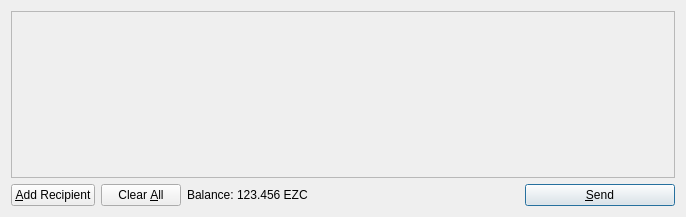
Old version of the form src/qt/forms/sendcoinsdialog.ui in the repository ezcoin/ezcoin.
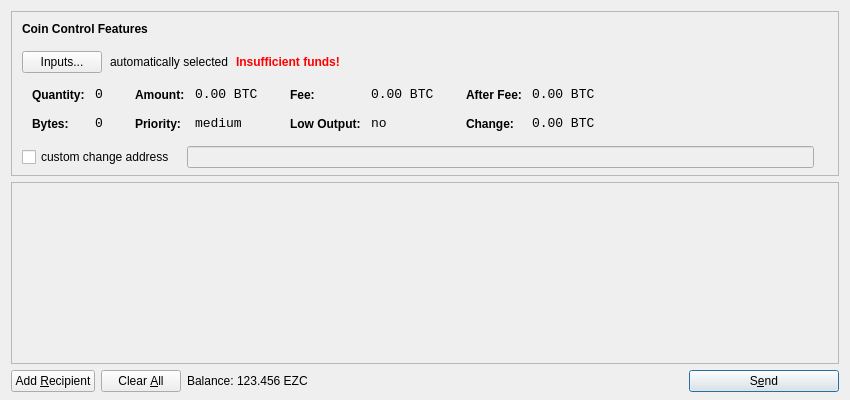
New version of the form. Icons and pictures are not drawn.

```diff
--- a/src/qt/forms/sendcoinsdialog.ui
+++ b/src/qt/forms/sendcoinsdialog.ui
@@ -6,14 +6,615 @@
    <rect>
     <x>0</x>
     <y>0</y>
-    <width>686</width>
-    <height>217</height>
+    <width>850</width>
+    <height>400</height>
    </rect>
   </property>
   <property name="windowTitle">
    <string>Send Coins</string>
   </property>
-  <layout class="QVBoxLayout" name="verticalLayout">
+  <layout class="QVBoxLayout" name="verticalLayout" stretch="0,1,0">
+   <property name="bottomMargin">
+    <number>8</number>
+   </property>
+   <item>
+    <widget class="QFrame" name="frameCoinControl">
+     <property name="sizePolicy">
+      <sizepolicy hsizetype="Expanding" vsizetype="Expanding">
+       <horstretch>0</horstretch>
+       <verstretch>0</verstretch>
+      </sizepolicy>
+     </property>
+     <property name="maximumSize">
+      <size>
+       <width>16777215</width>
+       <height>16777215</height>
+      </size>
+     </property>
+     <property name="frameShape">
+      <enum>QFrame::StyledPanel</enum>
+     </property>
+     <property name="frameShadow">
+      <enum>QFrame::Sunken</enum>
+     </property>
+     <layout class="QVBoxLayout" name="verticalLayoutCoinControl2">
+      <property name="spacing">
+       <number>-1</number>
+      </property>
+      <property name="leftMargin">
+       <number>0</number>
+      </property>
+      <property name="topMargin">
+       <number>0</number>
+      </property>
+      <property name="rightMargin">
+       <number>0</number>
+      </property>
+      <property name="bottomMargin">
+       <number>6</number>
+      </property>
+      <item>
+       <layout class="QVBoxLayout" name="verticalLayoutCoinControl" stretch="0,0,0,0,1">
+        <property name="spacing">
+         <number>0</number>
+        </property>
+        <property name="leftMargin">
+         <number>10</number>
+        </property>
+        <property name="topMargin">
+         <number>10</number>
+        </property>
+        <item>
+         <layout class="QHBoxLayout" name="horizontalLayoutCoinControl1">
+          <property name="bottomMargin">
+           <number>15</number>
+          </property>
+          <item>
+           <widget class="QLabel" name="labelCoinControlFeatures">
+            <property name="sizePolicy">
+             <sizepolicy hsizetype="Preferred" vsizetype="Maximum">
+              <horstretch>0</horstretch>
+              <verstretch>0</verstretch>
+             </sizepolicy>
+            </property>
+            <property name="font">
+             <font>
+              <weight>75</weight>
+              <bold>true</bold>
+             </font>
+            </property>
+            <property name="styleSheet">
+             <string notr="true">font-weight:bold;</string>
+            </property>
+            <property name="text">
+             <string>Coin Control Features</string>
+            </property>
+           </widget>
+          </item>
+         </layout>
+        </item>
+        <item>
+         <layout class="QHBoxLayout" name="horizontalLayoutCoinControl2" stretch="0,0,0,0">
+          <property name="spacing">
+           <number>8</number>
+          </property>
+          <property name="bottomMargin">
+           <number>10</number>
+          </property>
+          <item>
+           <widget class="QPushButton" name="pushButtonCoinControl">
+            <property name="styleSheet">
+             <string notr="true"/>
+            </property>
+            <property name="text">
+             <string>Inputs...</string>
+            </property>
+           </widget>
+          </item>
+          <item>
+           <widget class="QLabel" name="labelCoinControlAutomaticallySelected">
+            <property name="text">
+             <string>automatically selected</string>
+            </property>
+            <property name="margin">
+             <number>5</number>
+            </property>
+           </widget>
+          </item>
+          <item>
+           <widget class="QLabel" name="labelCoinControlInsuffFunds">
+            <property name="font">
+             <font>
+              <weight>75</weight>
+              <bold>true</bold>
+             </font>
+            </property>
+            <property name="styleSheet">
+             <string notr="true">color:red;font-weight:bold;</string>
+            </property>
+            <property name="text">
+             <string>Insufficient funds!</string>
+            </property>
+            <property name="margin">
+             <number>5</number>
+            </property>
+           </widget>
+          </item>
+          <item>
+           <spacer name="horizontalSpacerCoinControl">
+            <property name="orientation">
+             <enum>Qt::Horizontal</enum>
+            </property>
+            <property name="sizeHint" stdset="0">
+             <size>
+              <width>40</width>
+              <height>1</height>
+             </size>
+            </property>
+           </spacer>
+          </item>
+         </layout>
+        </item>
+        <item>
+         <widget class="QWidget" name="widgetCoinControl" native="true">
+          <property name="sizePolicy">
+           <sizepolicy hsizetype="Preferred" vsizetype="Preferred">
+            <horstretch>0</horstretch>
+            <verstretch>0</verstretch>
+           </sizepolicy>
+          </property>
+          <property name="minimumSize">
+           <size>
+            <width>0</width>
+            <height>0</height>
+           </size>
+          </property>
+          <property name="styleSheet">
+           <string notr="true"/>
+          </property>
+          <layout class="QHBoxLayout" name="horizontalLayoutCoinControl5">
+           <property name="margin">
+            <number>0</number>
+           </property>
+           <item>
+            <layout class="QHBoxLayout" name="horizontalLayoutCoinControl3" stretch="0,0,0,1">
+             <property name="spacing">
+              <number>20</number>
+             </property>
+             <property name="topMargin">
+              <number>0</number>
+             </property>
+             <property name="bottomMargin">
+              <number>10</number>
+             </property>
+             <item>
+              <layout class="QFormLayout" name="formLayoutCoinControl1">
+               <property name="horizontalSpacing">
+                <number>10</number>
+               </property>
+               <property name="verticalSpacing">
+                <number>14</number>
+               </property>
+               <property name="leftMargin">
+                <number>10</number>
+               </property>
+               <property name="topMargin">
+                <number>4</number>
+               </property>
+               <property name="rightMargin">
+                <number>6</number>
+               </property>
+               <item row="0" column="0">
+                <widget class="QLabel" name="labelCoinControlQuantityText">
+                 <property name="styleSheet">
+                  <string notr="true">font-weight:bold;</string>
+                 </property>
+                 <property name="text">
+                  <string>Quantity:</string>
+                 </property>
+                 <property name="margin">
+                  <number>0</number>
+                 </property>
+                </widget>
+               </item>
+               <item row="0" column="1">
+                <widget class="QLabel" name="labelCoinControlQuantity">
+                 <property name="font">
+                  <font>
+                   <family>Monospace</family>
+                   <pointsize>10</pointsize>
+                  </font>
+                 </property>
+                 <property name="cursor">
+                  <cursorShape>IBeamCursor</cursorShape>
+                 </property>
+                 <property name="contextMenuPolicy">
+                  <enum>Qt::ActionsContextMenu</enum>
+                 </property>
+                 <property name="text">
+                  <string notr="true">0</string>
+                 </property>
+                 <property name="margin">
+                  <number>0</number>
+                 </property>
+                 <property name="textInteractionFlags">
+                  <set>Qt::LinksAccessibleByMouse|Qt::TextSelectableByKeyboard|Qt::TextSelectableByMouse</set>
+                 </property>
+                </widget>
+               </item>
+               <item row="1" column="0">
+                <widget class="QLabel" name="labelCoinControlBytesText">
+                 <property name="styleSheet">
+                  <string notr="true">font-weight:bold;</string>
+                 </property>
+                 <property name="text">
+                  <string>Bytes:</string>
+                 </property>
+                </widget>
+               </item>
+               <item row="1" column="1">
+                <widget class="QLabel" name="labelCoinControlBytes">
+                 <property name="font">
+                  <font>
+                   <family>Monospace</family>
+                   <pointsize>10</pointsize>
+                  </font>
+                 </property>
+                 <property name="cursor">
+                  <cursorShape>IBeamCursor</cursorShape>
+                 </property>
+                 <property name="contextMenuPolicy">
+                  <enum>Qt::ActionsContextMenu</enum>
+                 </property>
+                 <property name="text">
+                  <string notr="true">0</string>
+                 </property>
+                 <property name="textInteractionFlags">
+                  <set>Qt::LinksAccessibleByMouse|Qt::TextSelectableByKeyboard|Qt::TextSelectableByMouse</set>
+                 </property>
+                </widget>
+               </item>
+              </layout>
+             </item>
+             <item>
+              <layout class="QFormLayout" name="formLayoutCoinControl2">
+               <property name="horizontalSpacing">
+                <number>10</number>
+               </property>
+               <property name="verticalSpacing">
+                <number>14</number>
+               </property>
+               <property name="leftMargin">
+                <number>6</number>
+               </property>
+               <property name="topMargin">
+                <number>4</number>
+               </property>
+               <property name="rightMargin">
+                <number>6</number>
+               </property>
+               <item row="0" column="0">
+                <widget class="QLabel" name="labelCoinControlAmountText">
+                 <property name="styleSheet">
+                  <string notr="true">font-weight:bold;</string>
+                 </property>
+                 <property name="text">
+                  <string>Amount:</string>
+                 </property>
+                 <property name="margin">
+                  <number>0</number>
+                 </property>
+                </widget>
+               </item>
+               <item row="0" column="1">
+                <widget class="QLabel" name="labelCoinControlAmount">
+                 <property name="font">
+                  <font>
+                   <family>Monospace</family>
+                   <pointsize>10</pointsize>
+                  </font>
+                 </property>
+                 <property name="cursor">
+                  <cursorShape>IBeamCursor</cursorShape>
+                 </property>
+                 <property name="contextMenuPolicy">
+                  <enum>Qt::ActionsContextMenu</enum>
+                 </property>
+                 <property name="text">
+                  <string notr="true">0.00 BTC</string>
+                 </property>
+                 <property name="textInteractionFlags">
+                  <set>Qt::LinksAccessibleByMouse|Qt::TextSelectableByKeyboard|Qt::TextSelectableByMouse</set>
+                 </property>
+                </widget>
+               </item>
+               <item row="1" column="0">
+                <widget class="QLabel" name="labelCoinControlPriorityText">
+                 <property name="styleSheet">
+                  <string notr="true">font-weight:bold;</string>
+                 </property>
+                 <property name="text">
+                  <string>Priority:</string>
+                 </property>
+                </widget>
+               </item>
+               <item row="1" column="1">
+                <widget class="QLabel" name="labelCoinControlPriority">
+                 <property name="font">
+                  <font>
+                   <family>Monospace</family>
+                   <pointsize>10</pointsize>
+                  </font>
+                 </property>
+                 <property name="cursor">
+                  <cursorShape>IBeamCursor</cursorShape>
+                 </property>
+                 <property name="contextMenuPolicy">
+                  <enum>Qt::ActionsContextMenu</enum>
+                 </property>
+                 <property name="text">
+                  <string>medium</string>
+                 </property>
+                 <property name="textInteractionFlags">
+                  <set>Qt::LinksAccessibleByMouse|Qt::TextSelectableByKeyboard|Qt::TextSelectableByMouse</set>
+                 </property>
+                </widget>
+               </item>
+              </layout>
+             </item>
+             <item>
+              <layout class="QFormLayout" name="formLayoutCoinControl3">
+               <property name="horizontalSpacing">
+                <number>10</number>
+               </property>
+               <property name="verticalSpacing">
+                <number>14</number>
+               </property>
+               <property name="leftMargin">
+                <number>6</number>
+               </property>
+               <property name="topMargin">
+                <number>4</number>
+               </property>
+               <property name="rightMargin">
+                <number>6</number>
+               </property>
+               <item row="0" column="0">
+                <widget class="QLabel" name="labelCoinControlFeeText">
+                 <property name="styleSheet">
+                  <string notr="true">font-weight:bold;</string>
+                 </property>
+                 <property name="text">
+                  <string>Fee:</string>
+                 </property>
+                 <property name="margin">
+                  <number>0</number>
+                 </property>
+                </widget>
+               </item>
+               <item row="0" column="1">
+                <widget class="QLabel" name="labelCoinControlFee">
+                 <property name="font">
+                  <font>
+                   <family>Monospace</family>
+                   <pointsize>10</pointsize>
+                  </font>
+                 </property>
+                 <property name="cursor">
+                  <cursorShape>IBeamCursor</cursorShape>
+                 </property>
+                 <property name="contextMenuPolicy">
+                  <enum>Qt::ActionsContextMenu</enum>
+                 </property>
+                 <property name="text">
+                  <string notr="true">0.00 BTC</string>
+                 </property>
+                 <property name="textInteractionFlags">
+                  <set>Qt::LinksAccessibleByMouse|Qt::TextSelectableByKeyboard|Qt::TextSelectableByMouse</set>
+                 </property>
+                </widget>
+               </item>
+               <item row="1" column="0">
+                <widget class="QLabel" name="labelCoinControlLowOutputText">
+                 <property name="styleSheet">
+                  <string notr="true">font-weight:bold;</string>
+                 </property>
+                 <property name="text">
+                  <string>Low Output:</string>
+                 </property>
+                </widget>
+               </item>
+               <item row="1" column="1">
+                <widget class="QLabel" name="labelCoinControlLowOutput">
+                 <property name="font">
+                  <font>
+                   <family>Monospace</family>
+                   <pointsize>10</pointsize>
+                  </font>
+                 </property>
+                 <property name="cursor">
+                  <cursorShape>IBeamCursor</cursorShape>
+                 </property>
+                 <property name="contextMenuPolicy">
+                  <enum>Qt::ActionsContextMenu</enum>
+                 </property>
+                 <property name="text">
+                  <string>no</string>
+                 </property>
+                 <property name="textInteractionFlags">
+                  <set>Qt::LinksAccessibleByMouse|Qt::TextSelectableByKeyboard|Qt::TextSelectableByMouse</set>
+                 </property>
+                </widget>
+               </item>
+              </layout>
+             </item>
+             <item>
+              <layout class="QFormLayout" name="formLayoutCoinControl4">
+               <property name="horizontalSpacing">
+                <number>10</number>
+               </property>
+               <property name="verticalSpacing">
+                <number>14</number>
+               </property>
+               <property name="leftMargin">
+                <number>6</number>
+               </property>
+               <property name="topMargin">
+                <number>4</number>
+               </property>
+               <property name="rightMargin">
+                <number>6</number>
+               </property>
+               <item row="0" column="0">
+                <widget class="QLabel" name="labelCoinControlAfterFeeText">
+                 <property name="styleSheet">
+                  <string notr="true">font-weight:bold;</string>
+                 </property>
+                 <property name="text">
+                  <string>After Fee:</string>
+                 </property>
+                 <property name="margin">
+                  <number>0</number>
+                 </property>
+                </widget>
+               </item>
+               <item row="0" column="1">
+                <widget class="QLabel" name="labelCoinControlAfterFee">
+                 <property name="font">
+                  <font>
+                   <family>Monospace</family>
+                   <pointsize>10</pointsize>
+                  </font>
+                 </property>
+                 <property name="cursor">
+                  <cursorShape>IBeamCursor</cursorShape>
+                 </property>
+                 <property name="contextMenuPolicy">
+                  <enum>Qt::ActionsContextMenu</enum>
+                 </property>
+                 <property name="text">
+                  <string notr="true">0.00 BTC</string>
+                 </property>
+                 <property name="textInteractionFlags">
+                  <set>Qt::LinksAccessibleByMouse|Qt::TextSelectableByKeyboard|Qt::TextSelectableByMouse</set>
+                 </property>
+                </widget>
+               </item>
+               <item row="1" column="0">
+                <widget class="QLabel" name="labelCoinControlChangeText">
+                 <property name="styleSheet">
+                  <string notr="true">font-weight:bold;</string>
+                 </property>
+                 <property name="text">
+                  <string>Change:</string>
+                 </property>
+                </widget>
+               </item>
+               <item row="1" column="1">
+                <widget class="QLabel" name="labelCoinControlChange">
+                 <property name="font">
+                  <font>
+                   <family>Monospace</family>
+                   <pointsize>10</pointsize>
+                  </font>
+                 </property>
+                 <property name="cursor">
+                  <cursorShape>IBeamCursor</cursorShape>
+                 </property>
+                 <property name="contextMenuPolicy">
+                  <enum>Qt::ActionsContextMenu</enum>
+                 </property>
+                 <property name="text">
+                  <string notr="true">0.00 BTC</string>
+                 </property>
+                 <property name="textInteractionFlags">
+                  <set>Qt::LinksAccessibleByMouse|Qt::TextSelectableByKeyboard|Qt::TextSelectableByMouse</set>
+                 </property>
+                </widget>
+               </item>
+              </layout>
+             </item>
+            </layout>
+           </item>
+          </layout>
+         </widget>
+        </item>
+        <item>
+         <layout class="QHBoxLayout" name="horizontalLayoutCoinControl4" stretch="0,0,0">
+          <property name="spacing">
+           <number>12</number>
+          </property>
+          <property name="sizeConstraint">
+           <enum>QLayout::SetDefaultConstraint</enum>
+          </property>
+          <property name="topMargin">
+           <number>5</number>
+          </property>
+          <property name="rightMargin">
+           <number>5</number>
+          </property>
+          <item>
+           <widget class="QCheckBox" name="checkBoxCoinControlChange">
+            <property name="text">
+             <string>custom change address</string>
+            </property>
+           </widget>
+          </item>
+          <item>
+           <widget class="QLineEdit" name="lineEditCoinControlChange">
+            <property name="enabled">
+             <bool>false</bool>
+            </property>
+            <property name="sizePolicy">
+             <sizepolicy hsizetype="Expanding" vsizetype="Fixed">
+              <horstretch>0</horstretch>
+              <verstretch>0</verstretch>
+             </sizepolicy>
+            </property>
+           </widget>
+          </item>
+          <item>
+           <widget class="QLabel" name="labelCoinControlChangeLabel">
+            <property name="sizePolicy">
+             <sizepolicy hsizetype="Preferred" vsizetype="Expanding">
+              <horstretch>0</horstretch>
+              <verstretch>0</verstretch>
+             </sizepolicy>
+            </property>
+            <property name="minimumSize">
+             <size>
+              <width>0</width>
+              <height>0</height>
+             </size>
+            </property>
+            <property name="text">
+             <string/>
+            </property>
+            <property name="margin">
+             <number>3</number>
+            </property>
+           </widget>
+          </item>
+         </layout>
+        </item>
+        <item>
+         <spacer name="verticalSpacerCoinControl">
+          <property name="orientation">
+           <enum>Qt::Vertical</enum>
+          </property>
+          <property name="sizeHint" stdset="0">
+           <size>
+            <width>800</width>
+            <height>1</height>
+           </size>
+          </property>
+         </spacer>
+        </item>
+       </layout>
+      </item>
+     </layout>
+    </widget>
+   </item>
    <item>
     <widget class="QScrollArea" name="scrollArea">
      <property name="widgetResizable">
@@ -24,7 +625,7 @@
        <rect>
         <x>0</x>
         <y>0</y>
-        <width>666</width>
+        <width>830</width>
         <height>165</height>
        </rect>
       </property>
@@ -64,7 +665,7 @@
         <string>Send to multiple recipients at once</string>
        </property>
        <property name="text">
-        <string>&amp;Add Recipient</string>
+        <string>Add &amp;Recipient</string>
        </property>
        <property name="icon">
         <iconset resource="../bitcoin.qrc">
@@ -153,7 +754,7 @@
         <string>Confirm the send action</string>
        </property>
        <property name="text">
-        <string>&amp;Send</string>
+        <string>S&amp;end</string>
        </property>
        <property name="icon">
         <iconset resource="../bitcoin.qrc">
```
